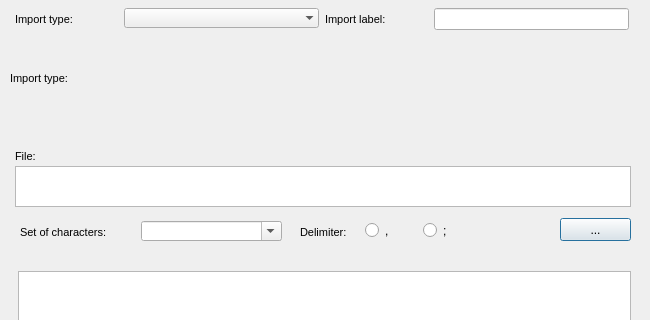
First picture: the form in ui/csv2pg.ui, repository Giswater/giswater_qgis_plugin, before the edit; both pictures show x 0 to 650 and y 0 to 320 of the 650 by 535 pixel window.
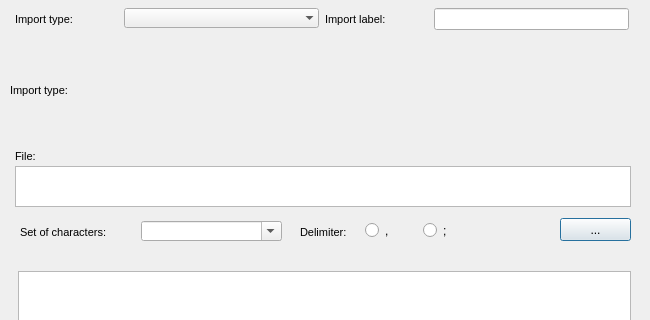
Second picture: the form after the edit.

Diff of the .ui file:
```diff
--- a/ui/csv2pg.ui
+++ b/ui/csv2pg.ui
@@ -379,7 +379,7 @@
      <x>10</x>
      <y>50</y>
      <width>616</width>
-     <height>56</height>
+     <height>81</height>
     </rect>
    </property>
    <property name="font">
```
Left out of the diff: 2 changed lines with no effect on the pictures.
